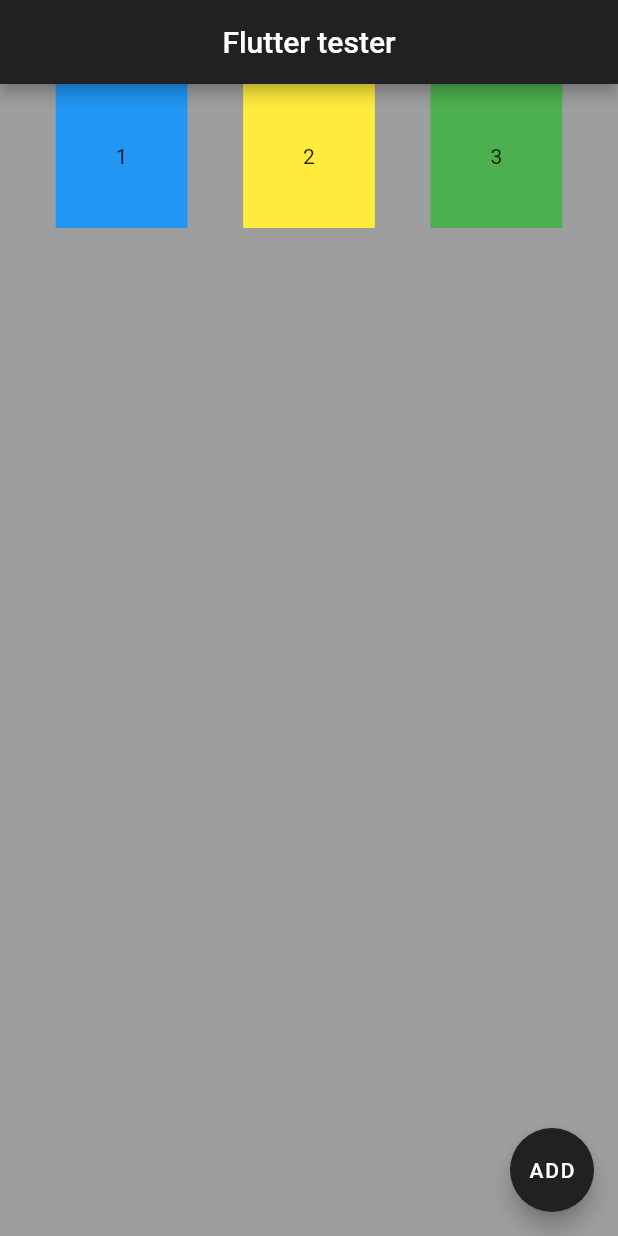
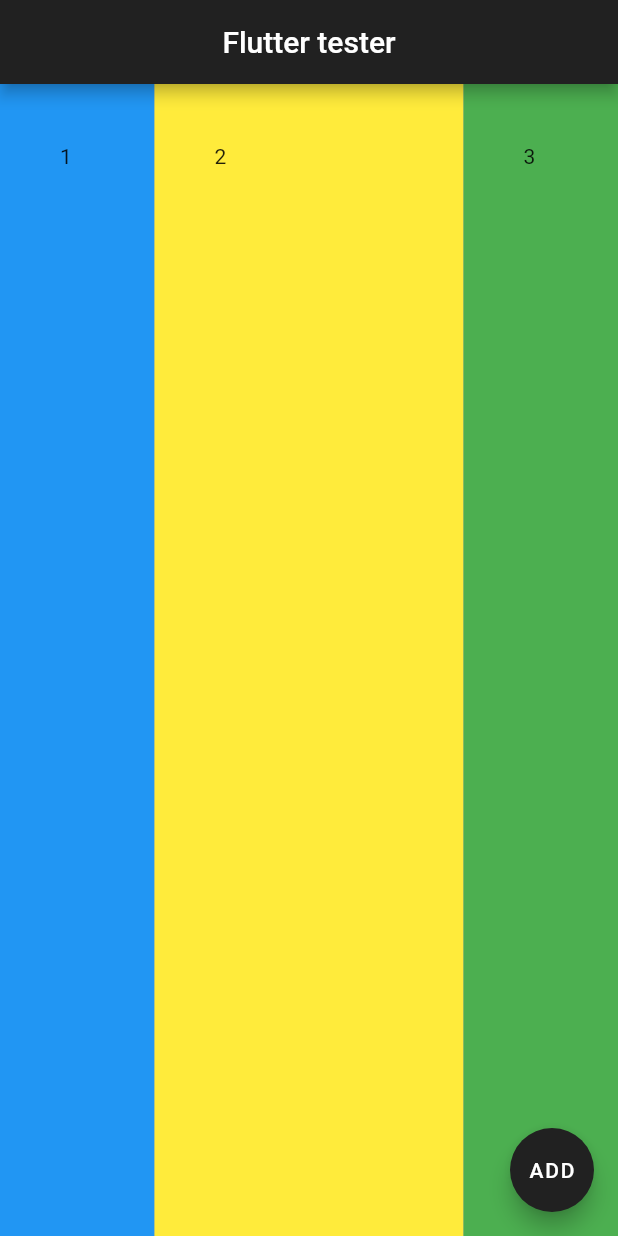
Before and after one commit to firegod17/For_test, a Flutter app: the screen it shows after launch, on a phone screen of 412 x 824 dp. Run offline on Flutter 3.47's test engine with Material 2 defaults, Android fonts, the phone set to English and light mode, and no system bars; our stand-ins replace flutter_svg.

Commit message:
config for "Expanded"

```diff
--- a/lib/main.dart
+++ b/lib/main.dart
@@ -15,23 +15,38 @@ class FlutterTutorialWidget extends StatelessWidget {
           backgroundColor: Colors.grey[900],
         ),
         body: Row(
-          mainAxisAlignment: MainAxisAlignment.spaceEvenly,
-          crossAxisAlignment: CrossAxisAlignment.center,
+          mainAxisAlignment: MainAxisAlignment.center,
+          crossAxisAlignment: CrossAxisAlignment.stretch,
           children: [
-            Container(
+            Expanded(
+              flex: 1,
+              child: Container(
                 color: Colors.blue,
                 padding: EdgeInsets.all(40),
                 child: Text('1'),
               ),
-            Container(
+            ),
+            // const SizedBox(
+            //   width: 10,
+            // ),
+            Expanded(
+              flex: 2,
+              child: Container(
                 color: Colors.yellow,
                 padding: EdgeInsets.all(40),
                 child: Text('2'),
               ),
-            Container(
+            ),
+            // const SizedBox(
+            //   width: 30,
+            // ),
+            Expanded(
+              flex: 1,
+              child: Container(
                 color: Colors.green,
                 padding: EdgeInsets.all(40),
                 child: Text('3'),
+              ),
             ),
           ],
         ),
```
Lines whose indentation alone changed are shown as unchanged.
